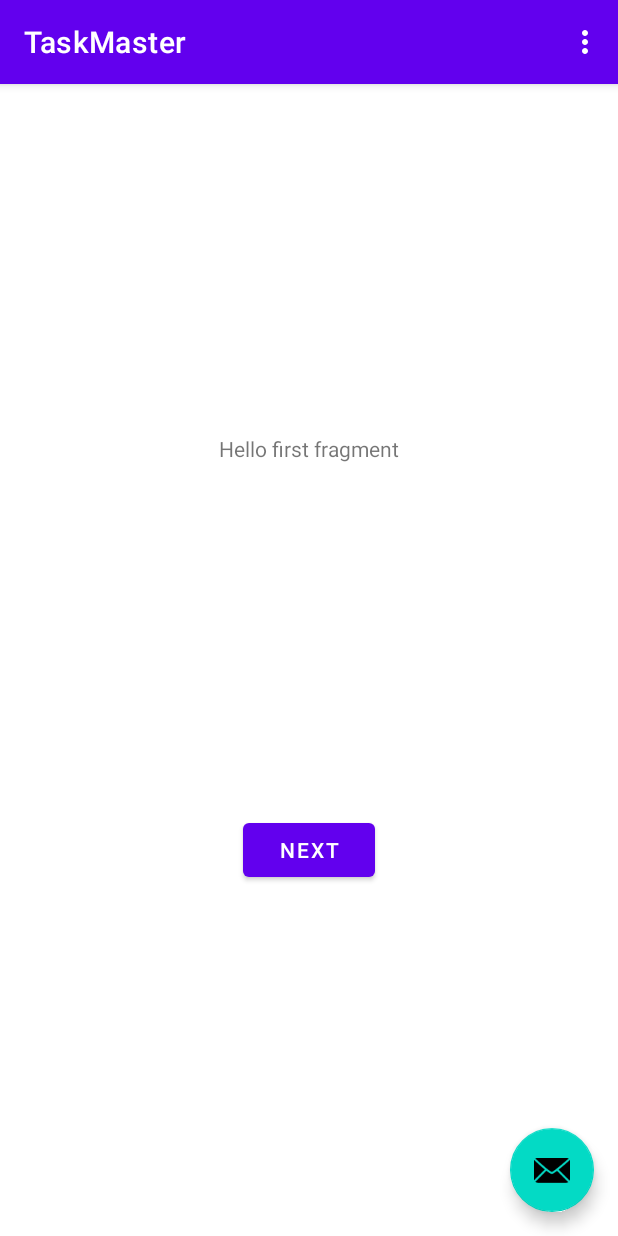
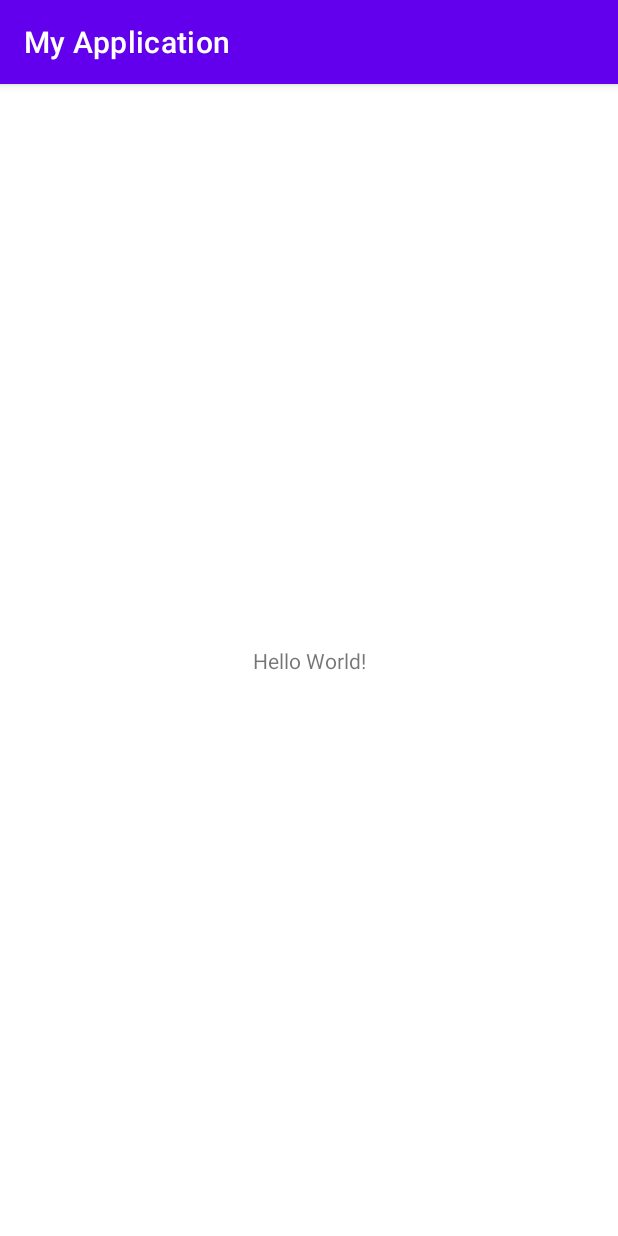
Before and after one commit to PVOBrien/taskmaster, an Android app: the screen it shows after launch (MainActivity), on a phone screen of 412 x 824 dp. Run offline under Robolectric (Android 15) with nearby library versions, the phone set to English and light mode, and no system bars.

Commit message:
correct all files

```diff
--- a/app/build.gradle
+++ b/app/build.gradle
@@ -7,7 +7,7 @@ android {
     buildToolsVersion "30.0.2"
 
     defaultConfig {
-        applicationId "com.pvobrien.github.taskmaster"
+        applicationId "com.pvobrien.github.myapplication"
         minSdkVersion 23
         targetSdkVersion 30
         versionCode 1
@@ -33,8 +33,6 @@ dependencies {
     implementation 'androidx.appcompat:appcompat:1.1.0'
     implementation 'com.google.android.material:material:1.1.0'
     implementation 'androidx.constraintlayout:constraintlayout:1.1.3'
-    implementation 'androidx.navigation:navigation-fragment:2.2.2'
-    implementation 'androidx.navigation:navigation-ui:2.2.2'
     testImplementation 'junit:junit:4.+'
     androidTestImplementation 'androidx.test.ext:junit:1.1.1'
     androidTestImplementation 'androidx.test.espresso:espresso-core:3.2.0'
--- a/app/src/main/java/com/pvobrien/github/taskmaster/FirstFragment.java
+++ /dev/null
@@ -1,34 +0,0 @@
-package com.pvobrien.github.taskmaster;
-
-import android.os.Bundle;
-import android.view.LayoutInflater;
-import android.view.View;
-import android.view.ViewGroup;
-
-import androidx.annotation.NonNull;
-import androidx.fragment.app.Fragment;
-import androidx.navigation.fragment.NavHostFragment;
-
-public class FirstFragment extends Fragment {
-
-    @Override
-    public View onCreateView(
-            LayoutInflater inflater, ViewGroup container,
-            Bundle savedInstanceState
-    ) {
-        // Inflate the layout for this fragment
-        return inflater.inflate(R.layout.fragment_first, container, false);
-    }
-
-    public void onViewCreated(@NonNull View view, Bundle savedInstanceState) {
-        super.onViewCreated(view, savedInstanceState);
-
-        view.findViewById(R.id.button_first).setOnClickListener(new View.OnClickListener() {
-            @Override
-            public void onClick(View view) {
-                NavHostFragment.findNavController(FirstFragment.this)
-                        .navigate(R.id.action_FirstFragment_to_SecondFragment);
-            }
-        });
-    }
-}
--- a/app/src/main/java/com/pvobrien/github/taskmaster/MainActivity.java
+++ b/app/src/main/java/com/pvobrien/github/taskmaster/MainActivity.java
@@ -1,17 +1,8 @@
 package com.pvobrien.github.taskmaster;
 
+import androidx.appcompat.app.AppCompatActivity;
+
 import android.os.Bundle;
-
-import com.google.android.material.floatingactionbutton.FloatingActionButton;
-import com.google.android.material.snackbar.Snackbar;
-
-import androidx.appcompat.app.AppCompatActivity;
-import androidx.appcompat.widget.Toolbar;
-
-import android.view.View;
-
-import android.view.Menu;
-import android.view.MenuItem;
 
 public class MainActivity extends AppCompatActivity {
 
@@ -19,38 +10,5 @@ public class MainActivity extends AppCompatActivity {
     protected void onCreate(Bundle savedInstanceState) {
         super.onCreate(savedInstanceState);
         setContentView(R.layout.activity_main);
-        Toolbar toolbar = findViewById(R.id.toolbar);
-        setSupportActionBar(toolbar);
-
-        FloatingActionButton fab = findViewById(R.id.fab);
-        fab.setOnClickListener(new View.OnClickListener() {
-            @Override
-            public void onClick(View view) {
-                Snackbar.make(view, "Replace with your own action", Snackbar.LENGTH_LONG)
-                        .setAction("Action", null).show();
-            }
-        });
-    }
-
-    @Override
-    public boolean onCreateOptionsMenu(Menu menu) {
-        // Inflate the menu; this adds items to the action bar if it is present.
-        getMenuInflater().inflate(R.menu.menu_main, menu);
-        return true;
-    }
-
-    @Override
-    public boolean onOptionsItemSelected(MenuItem item) {
-        // Handle action bar item clicks here. The action bar will
-        // automatically handle clicks on the Home/Up button, so long
-        // as you specify a parent activity in AndroidManifest.xml.
-        int id = item.getItemId();
-
-        //noinspection SimplifiableIfStatement
-        if (id == R.id.action_settings) {
-            return true;
-        }
-
-        return super.onOptionsItemSelected(item);
     }
 }
--- a/app/src/main/res/layout/activity_main.xml
+++ b/app/src/main/res/layout/activity_main.xml
@@ -1,33 +1,18 @@
 <?xml version="1.0" encoding="utf-8"?>
-<androidx.coordinatorlayout.widget.CoordinatorLayout xmlns:android="http://schemas.android.com/apk/res/android"
+<androidx.constraintlayout.widget.ConstraintLayout xmlns:android="http://schemas.android.com/apk/res/android"
     xmlns:app="http://schemas.android.com/apk/res-auto"
     xmlns:tools="http://schemas.android.com/tools"
     android:layout_width="match_parent"
     android:layout_height="match_parent"
     tools:context=".MainActivity">
 
-    <com.google.android.material.appbar.AppBarLayout
-        android:layout_width="match_parent"
-        android:layout_height="wrap_content"
-        android:theme="@style/Theme.TaskMaster.AppBarOverlay">
-
-        <androidx.appcompat.widget.Toolbar
-            android:id="@+id/toolbar"
-            android:layout_width="match_parent"
-            android:layout_height="?attr/actionBarSize"
-            android:background="?attr/colorPrimary"
-            app:popupTheme="@style/Theme.TaskMaster.PopupOverlay" />
-
-    </com.google.android.material.appbar.AppBarLayout>
-
-    <include layout="@layout/content_main" />
-
-    <com.google.android.material.floatingactionbutton.FloatingActionButton
-        android:id="@+id/fab"
+    <TextView
         android:layout_width="wrap_content"
         android:layout_height="wrap_content"
-        android:layout_gravity="bottom|end"
-        android:layout_margin="@dimen/fab_margin"
-        app:srcCompat="@android:drawable/ic_dialog_email" />
+        android:text="Hello World!"
+        app:layout_constraintBottom_toBottomOf="parent"
+        app:layout_constraintLeft_toLeftOf="parent"
+        app:layout_constraintRight_toRightOf="parent"
+        app:layout_constraintTop_toTopOf="parent" />
 
-</androidx.coordinatorlayout.widget.CoordinatorLayout>
+</androidx.constraintlayout.widget.ConstraintLayout>
--- a/app/src/main/res/layout/content_main.xml
+++ /dev/null
@@ -1,19 +0,0 @@
-<?xml version="1.0" encoding="utf-8"?>
-<androidx.constraintlayout.widget.ConstraintLayout xmlns:android="http://schemas.android.com/apk/res/android"
-    xmlns:app="http://schemas.android.com/apk/res-auto"
-    android:layout_width="match_parent"
-    android:layout_height="match_parent"
-    app:layout_behavior="@string/appbar_scrolling_view_behavior">
-
-    <fragment
-        android:id="@+id/nav_host_fragment"
-        android:name="androidx.navigation.fragment.NavHostFragment"
-        android:layout_width="0dp"
-        android:layout_height="0dp"
-        app:defaultNavHost="true"
-        app:layout_constraintBottom_toBottomOf="parent"
-        app:layout_constraintLeft_toLeftOf="parent"
-        app:layout_constraintRight_toRightOf="parent"
-        app:layout_constraintTop_toTopOf="parent"
-        app:navGraph="@navigation/nav_graph" />
-</androidx.constraintlayout.widget.ConstraintLayout>
--- a/app/src/main/res/layout/fragment_first.xml
+++ /dev/null
@@ -1,28 +0,0 @@
-<?xml version="1.0" encoding="utf-8"?>
-<androidx.constraintlayout.widget.ConstraintLayout xmlns:android="http://schemas.android.com/apk/res/android"
-    xmlns:app="http://schemas.android.com/apk/res-auto"
-    xmlns:tools="http://schemas.android.com/tools"
-    android:layout_width="match_parent"
-    android:layout_height="match_parent"
-    tools:context=".FirstFragment">
-
-    <TextView
-        android:id="@+id/textview_first"
-        android:layout_width="wrap_content"
-        android:layout_height="wrap_content"
-        android:text="@string/hello_first_fragment"
-        app:layout_constraintBottom_toTopOf="@id/button_first"
-        app:layout_constraintEnd_toEndOf="parent"
-        app:layout_constraintStart_toStartOf="parent"
-        app:layout_constraintTop_toTopOf="parent" />
-
-    <Button
-        android:id="@+id/button_first"
-        android:layout_width="wrap_content"
-        android:layout_height="wrap_content"
-        android:text="@string/next"
-        app:layout_constraintBottom_toBottomOf="parent"
-        app:layout_constraintEnd_toEndOf="parent"
-        app:layout_constraintStart_toStartOf="parent"
-        app:layout_constraintTop_toBottomOf="@id/textview_first" />
-</androidx.constraintlayout.widget.ConstraintLayout>
--- a/app/src/main/res/menu/menu_main.xml
+++ /dev/null
@@ -1,10 +0,0 @@
-<menu xmlns:android="http://schemas.android.com/apk/res/android"
-    xmlns:app="http://schemas.android.com/apk/res-auto"
-    xmlns:tools="http://schemas.android.com/tools"
-    tools:context="com.pvobrien.github.taskmaster.MainActivity">
-    <item
-        android:id="@+id/action_settings"
-        android:orderInCategory="100"
-        android:title="@string/action_settings"
-        app:showAsAction="never" />
-</menu>
--- a/app/src/main/res/navigation/nav_graph.xml
+++ /dev/null
@@ -1,28 +0,0 @@
-<?xml version="1.0" encoding="utf-8"?>
-<navigation xmlns:android="http://schemas.android.com/apk/res/android"
-    xmlns:app="http://schemas.android.com/apk/res-auto"
-    xmlns:tools="http://schemas.android.com/tools"
-    android:id="@+id/nav_graph"
-    app:startDestination="@id/FirstFragment">
-
-    <fragment
-        android:id="@+id/FirstFragment"
-        android:name="com.pvobrien.github.taskmaster.FirstFragment"
-        android:label="@string/first_fragment_label"
-        tools:layout="@layout/fragment_first">
-
-        <action
-            android:id="@+id/action_FirstFragment_to_SecondFragment"
-            app:destination="@id/SecondFragment" />
-    </fragment>
-    <fragment
-        android:id="@+id/SecondFragment"
-        android:name="com.pvobrien.github.taskmaster.SecondFragment"
-        android:label="@string/second_fragment_label"
-        tools:layout="@layout/fragment_second">
-
-        <action
-            android:id="@+id/action_SecondFragment_to_FirstFragment"
-            app:destination="@id/FirstFragment" />
-    </fragment>
-</navigation>
--- a/app/src/main/res/values-night/themes.xml
+++ b/app/src/main/res/values-night/themes.xml
@@ -1,6 +1,6 @@
 <resources xmlns:tools="http://schemas.android.com/tools">
     <!-- Base application theme. -->
-    <style name="Theme.TaskMaster" parent="Theme.MaterialComponents.DayNight.DarkActionBar">
+    <style name="Theme.MyApplication" parent="Theme.MaterialComponents.DayNight.DarkActionBar">
         <!-- Primary brand color. -->
         <item name="colorPrimary">@color/purple_200</item>
         <item name="colorPrimaryVariant">@color/purple_700</item>
--- a/app/src/main/res/values/dimens.xml
+++ /dev/null
@@ -1,3 +0,0 @@
-<resources>
-    <dimen name="fab_margin">16dp</dimen>
-</resources>
--- a/app/src/main/res/values/strings.xml
+++ b/app/src/main/res/values/strings.xml
@@ -1,12 +1,3 @@
 <resources>
-    <string name="app_name">TaskMaster</string>
-    <string name="action_settings">Settings</string>
-    <!-- Strings used for fragments for navigation -->
-    <string name="first_fragment_label">First Fragment</string>
-    <string name="second_fragment_label">Second Fragment</string>
-    <string name="next">Next</string>
-    <string name="previous">Previous</string>
-
-    <string name="hello_first_fragment">Hello first fragment</string>
-    <string name="hello_second_fragment">Hello second fragment. Arg: %1$s</string>
+    <string name="app_name">My Application</string>
 </resources>
--- a/app/src/main/res/values/themes.xml
+++ b/app/src/main/res/values/themes.xml
@@ -1,6 +1,6 @@
 <resources xmlns:tools="http://schemas.android.com/tools">
     <!-- Base application theme. -->
-    <style name="Theme.TaskMaster" parent="Theme.MaterialComponents.DayNight.DarkActionBar">
+    <style name="Theme.MyApplication" parent="Theme.MaterialComponents.DayNight.DarkActionBar">
         <!-- Primary brand color. -->
         <item name="colorPrimary">@color/purple_500</item>
         <item name="colorPrimaryVariant">@color/purple_700</item>
@@ -13,13 +13,4 @@
         <item name="android:statusBarColor" tools:targetApi="l">?attr/colorPrimaryVariant</item>
         <!-- Customize your theme here. -->
     </style>
-
-    <style name="Theme.TaskMaster.NoActionBar">
-        <item name="windowActionBar">false</item>
-        <item name="windowNoTitle">true</item>
-    </style>
-
-    <style name="Theme.TaskMaster.AppBarOverlay" parent="ThemeOverlay.AppCompat.Dark.ActionBar" />
-
-    <style name="Theme.TaskMaster.PopupOverlay" parent="ThemeOverlay.AppCompat.Light" />
 </resources>
--- a/settings.gradle
+++ b/settings.gradle
@@ -1,2 +1,2 @@
 include ':app'
-rootProject.name = "TaskMaster"
+rootProject.name = "My Application"
```
Also changed, not shown: app/src/main/AndroidManifest.xml (+2 -5 lines), app/src/main/java/com/pvobrien/github/taskmaster/SecondFragment.java (deleted, +0 -34 lines), app/src/main/res/layout/fragment_second.xml (deleted, +0 -27 lines), gradle/wrapper/gradle-wrapper.properties, 2 other files.
